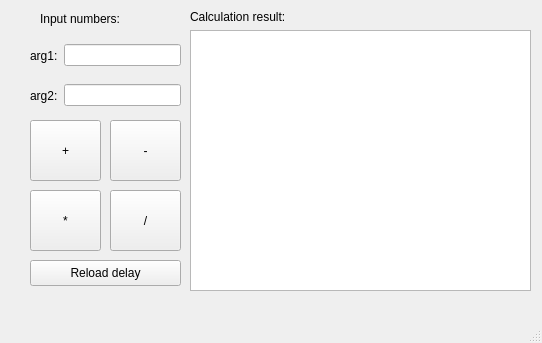
Above: mainwindow.ui from MikhailCherepanovD/SimpleCalculatorQT before the change. Below: the same form after it.
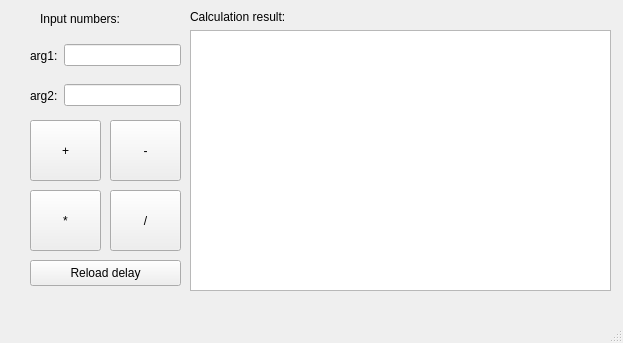
That is the form after the change.

Patch:
```diff
--- a/mainwindow.ui
+++ b/mainwindow.ui
@@ -6,7 +6,7 @@
    <rect>
     <x>0</x>
     <y>0</y>
-    <width>542</width>
+    <width>623</width>
     <height>343</height>
    </rect>
   </property>
@@ -19,7 +19,7 @@
      <rect>
       <x>190</x>
       <y>10</y>
-      <width>341</width>
+      <width>421</width>
       <height>281</height>
      </rect>
     </property>
```
Left out of the diff: 2 changed lines with no effect on the pictures.
